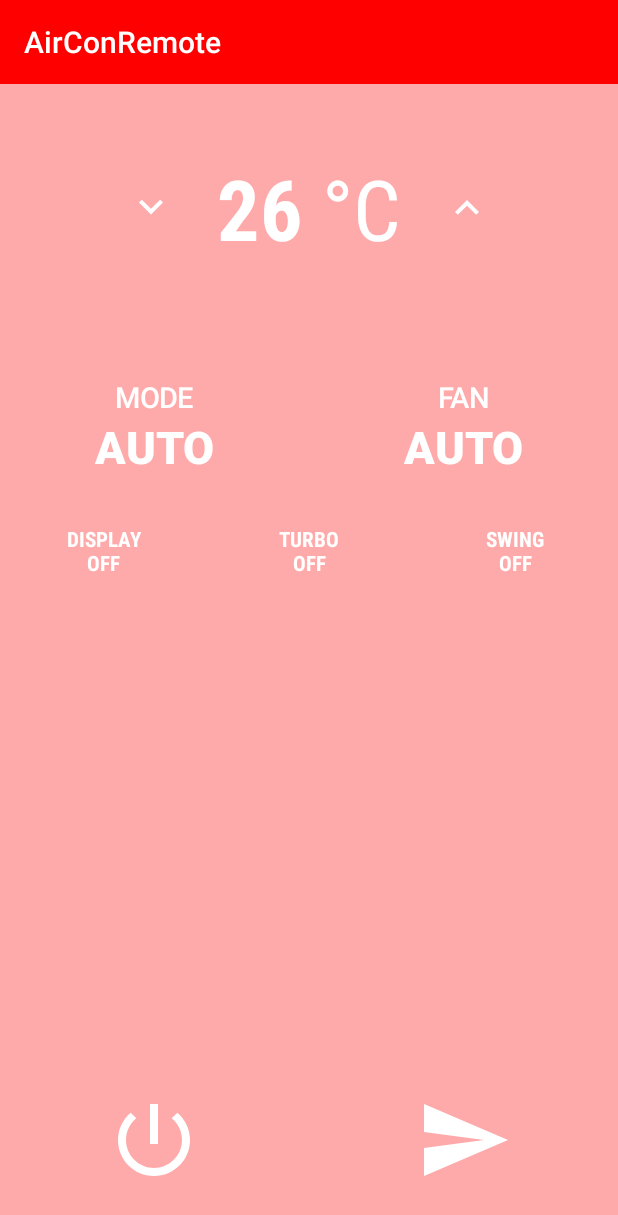
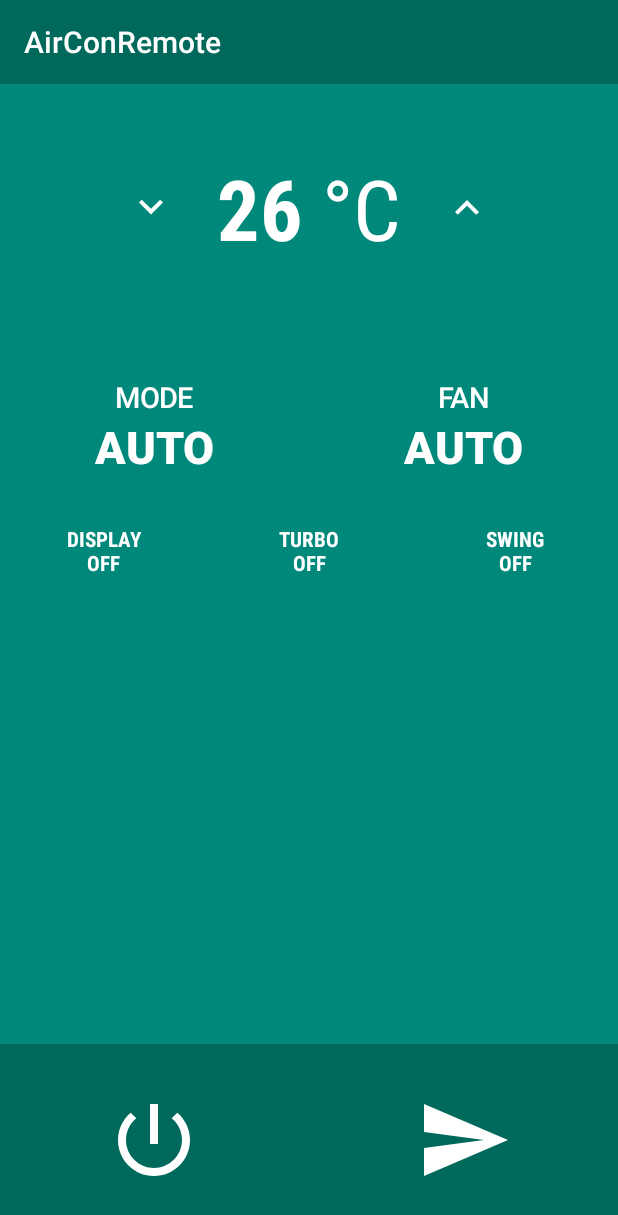
Before and after one commit to fargiolas/esp_ac_remote, an Android app: the screen it shows after launch (MainActivity), on a phone screen of 412 x 824 dp. Shown: the top 1215 px of the screen. Run offline under Robolectric (Android 15) with nearby library versions, the phone set to English and light mode, and no system bars; libraries missing offline, so code that uses them is left out: org.eclipse.paho; 5 statements that could not run were skipped.

Commit message:
droid: experiment with color schemes
Still not quite happy, too whatsappy

```diff
--- a/android/airconremote/app/src/main/res/layout/activity_main.xml
+++ b/android/airconremote/app/src/main/res/layout/activity_main.xml
@@ -140,12 +140,12 @@
                 android:layout_height="wrap_content"
                 android:layout_weight="1"
                 android:background="@drawable/togglebtn"
-                android:checked="false"
+                android:checked="true"
                 android:fontFamily="sans-serif-condensed"
                 android:text="Swing"
                 android:textOff="Swing\nOff"
                 android:textOn="Swing\nOn"
-                android:textStyle="bold" />
+                android:textStyle="bold"/>
 
         </LinearLayout>
 
@@ -154,7 +154,7 @@
             android:layout_width="match_parent"
             android:layout_height="wrap_content"
             android:gravity="bottom"
-            android:background="@color/brand_background"
+            android:background="?attr/colorPrimary"
             android:orientation="horizontal">
 
             <ToggleButton
--- a/android/airconremote/app/src/main/res/values/colors.xml
+++ b/android/airconremote/app/src/main/res/values/colors.xml
@@ -1,9 +1,9 @@
 <?xml version="1.0" encoding="utf-8"?>
 <resources>
-    <color name="brand_background">#ffaaaa</color>
-    <color name="brand_primary">#ff0000</color>
-    <color name="brand_primary_dark">#aa0000</color>
-    <color name="brand_accent">#faa000</color>
+    <color name="brand_background">#00897b</color>
+    <color name="brand_primary">#00695c</color>
+    <color name="brand_primary_dark">#003d33</color>
+    <color name="brand_accent">#ffa000</color>
     <color name="colorPrimary">#3F51B5</color>
     <color name="colorPrimaryDark">#303F9F</color>
     <color name="colorAccent">#FF4081</color>
```
